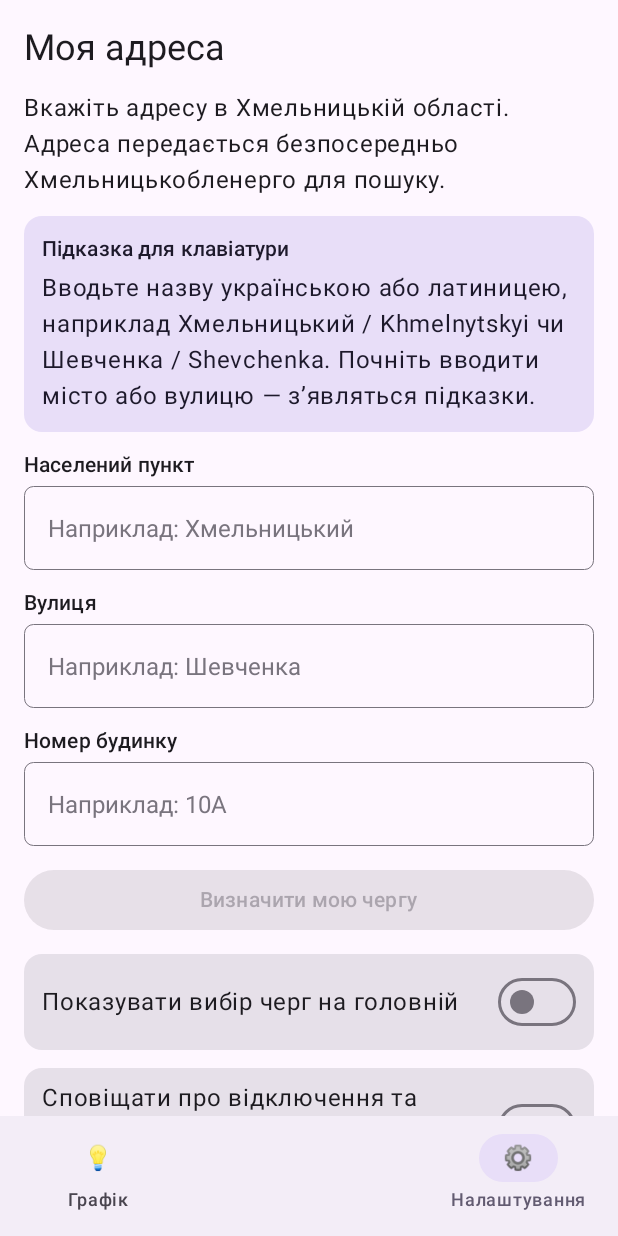
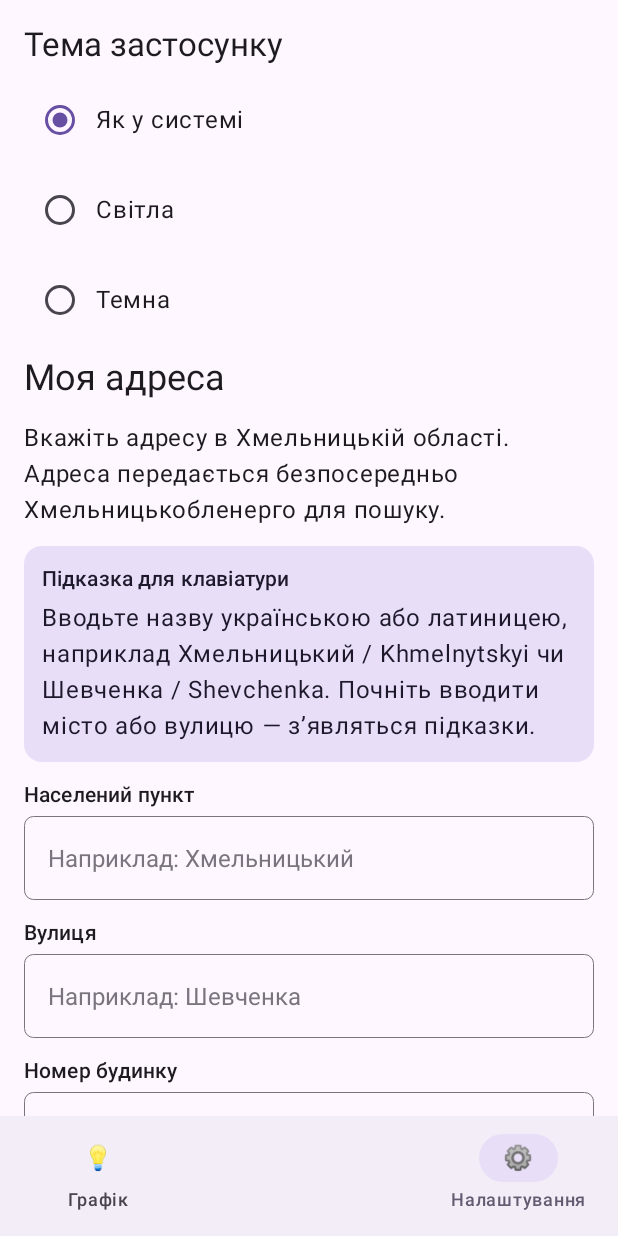
Before and after one commit to RamzST-MC/svitlo, an Android app built with Jetpack Compose: the screen it shows after launch (MainActivity), item 2 of the bottom bar chosen, on a phone screen of 412 x 824 dp. Run offline under Robolectric (Android 15) with nearby library versions, the phone set to English and light mode, and no system bars; pictures from the network do not load; 1 statement that could not run was skipped.

Commit message:
Gate admin tab and add app theme options

```diff
--- a/app/src/main/java/ua/svitlo/MainActivity.kt
+++ b/app/src/main/java/ua/svitlo/MainActivity.kt
@@ -232,6 +232,9 @@ class Repo(ctx: Context) {
     var cache: String?
         get() = sp.getString("cache", null)
         set(v) = sp.edit { putString("cache", v) }
+    var themeMode: String
+        get() = sp.getString("theme_mode", "system")!!
+        set(v) = sp.edit { putString("theme_mode", v) }
     var maintenanceAccessCode: String
         get() = sp.getString("maintenance_access_code", "")!!
         set(v) = sp.edit { putString("maintenance_access_code", v) }
@@ -310,6 +313,7 @@ class VM(app: Application) : AndroidViewModel(app) {
     var maintenanceBypass by mutableStateOf(false)
     var maintenanceAccessCodeInput by mutableStateOf("")
     var maintenanceAccessStatus by mutableStateOf("")
+    var themeMode by mutableStateOf(repo.themeMode)
     var notificationsEnabled by mutableStateOf(repo.notificationsEnabled)
     var update by mutableStateOf<Pair<Int, String>?>(null)
     var updateTestMode by mutableStateOf(false)
@@ -350,6 +354,18 @@ class VM(app: Application) : AndroidViewModel(app) {
     fun updateNotificationsEnabled(enabled: Boolean) {
         notificationsEnabled = enabled
         repo.notificationsEnabled = enabled
+    }
+
+    fun changeThemeMode(mode: String) {
+        themeMode = mode
+        repo.themeMode = mode
+    }
+
+    fun leaveMaintenanceAccess() {
+        repo.maintenanceAccessCode = ""
+        maintenanceBypass = false
+        maintenanceAccessCodeInput = ""
+        maintenanceAccessStatus = ""
     }
 
     fun authorizeDuringMaintenance() = viewModelScope.launch {
@@ -553,7 +569,20 @@ class MainActivity : ComponentActivity() {
     override fun onCreate(savedInstanceState: Bundle?) {
         super.onCreate(savedInstanceState)
         PowerNotifications.createChannel(this)
-        setContent { MaterialTheme(colorScheme = if (androidx.compose.foundation.isSystemInDarkTheme()) darkColorScheme() else lightColorScheme()) { App() } }
+        setContent { SvitloRoot() }
+    }
+}
+
+@Composable
+private fun SvitloRoot() {
+    val vm: VM = viewModel()
+    val darkTheme = when (vm.themeMode) {
+        "dark" -> true
+        "light" -> false
+        else -> androidx.compose.foundation.isSystemInDarkTheme()
+    }
+    MaterialTheme(colorScheme = if (darkTheme) darkColorScheme() else lightColorScheme()) {
+        App(vm)
     }
 }
 
@@ -732,8 +761,9 @@ fun App(vm: VM = viewModel()) {
         }
     }
     AutoQueueChecker(vm, autoCheckKey)
-    LaunchedEffect(vm.adminAccess) {
-        if (!vm.adminAccess && tab == 1) tab = 0
+    val adminTabEnabled = vm.adminAccess && vm.maintenance && vm.maintenanceBypass
+    LaunchedEffect(adminTabEnabled) {
+        if (!adminTabEnabled && tab == 1) tab = 0
     }
     val appContext = LocalContext.current
     LaunchedEffect(vm.sched, vm.queue, vm.notificationsEnabled, vm.maintenance) {
@@ -746,7 +776,7 @@ fun App(vm: VM = viewModel()) {
         Scaffold(bottomBar = {
         NavigationBar {
             NavigationBarItem(selected = tab == 0, onClick = { tab = 0 }, icon = { Text("💡") }, label = { Text("Графік") })
-            if (vm.adminAccess) {
+            if (adminTabEnabled) {
                 NavigationBarItem(selected = tab == 1, onClick = { tab = 1 }, icon = { Text("🛠️") }, label = { Text("Адмін") })
             } else {
                 Spacer(Modifier.weight(1f))
@@ -803,8 +833,8 @@ private fun MaintenanceIllustration() {
 
 @Composable
 private fun MaintenanceScreen(vm: VM) {
-    val pageColor = Color(0xFFFFF7FF)
-    val textColor = Color(0xFF241D2A)
+    val pageColor = MaterialTheme.colorScheme.background
+    val textColor = MaterialTheme.colorScheme.onBackground
     Column(
         Modifier.fillMaxSize().background(pageColor).padding(24.dp),
         verticalArrangement = Arrangement.Center,
@@ -820,7 +850,7 @@ private fun MaintenanceScreen(vm: VM) {
         Spacer(Modifier.height(20.dp))
         Card(
             modifier = Modifier.fillMaxWidth(),
-            colors = CardDefaults.cardColors(containerColor = Color(0xFFEDE3F7))
+            colors = CardDefaults.cardColors(containerColor = MaterialTheme.colorScheme.secondaryContainer)
         ) {
             Text(
                 vm.maintenanceMessage.ifBlank { "У застосунку тривають технічні роботи. Спробуйте пізніше." },
@@ -1155,6 +1185,22 @@ fun SettingsScreen(vm: VM) {
             })();
         """.trimIndent()
         webView?.evaluateJavascript(script, null)
+    }
+
+    Text("Тема застосунку", style = MaterialTheme.typography.titleLarge)
+    listOf("system" to "Як у системі", "light" to "Світла", "dark" to "Темна").forEach { (mode, label) ->
+        Row(
+            Modifier.fillMaxWidth().clickable { vm.changeThemeMode(mode) },
+            verticalAlignment = Alignment.CenterVertically
+        ) {
+            RadioButton(selected = vm.themeMode == mode, onClick = { vm.changeThemeMode(mode) })
+            Text(label)
+        }
+    }
+    if (vm.maintenance && vm.maintenanceBypass) {
+        OutlinedButton(onClick = { vm.leaveMaintenanceAccess() }, modifier = Modifier.fillMaxWidth()) {
+            Text("Вийти з доступу на час технічних робіт")
+        }
     }
 
     Text("Моя адреса", style = MaterialTheme.typography.headlineSmall)
```
